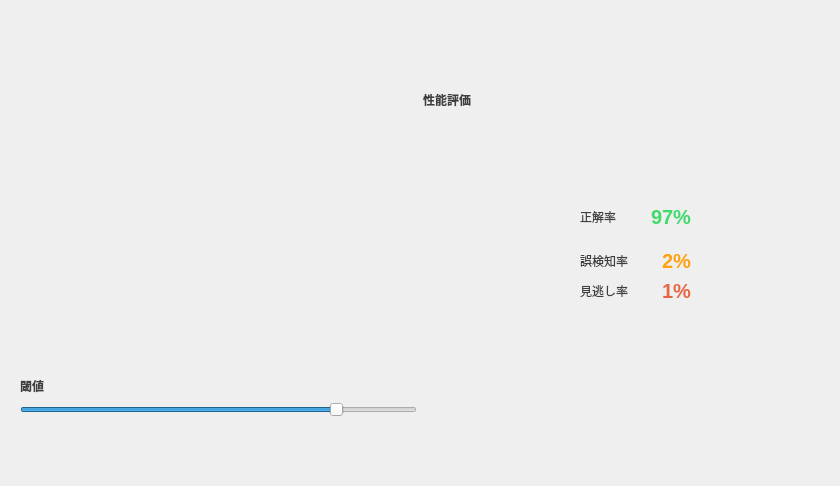
Above: src/main/python/view/ui/test.ui from RUTILEA/SDTest before the change. Below: the same form after it.
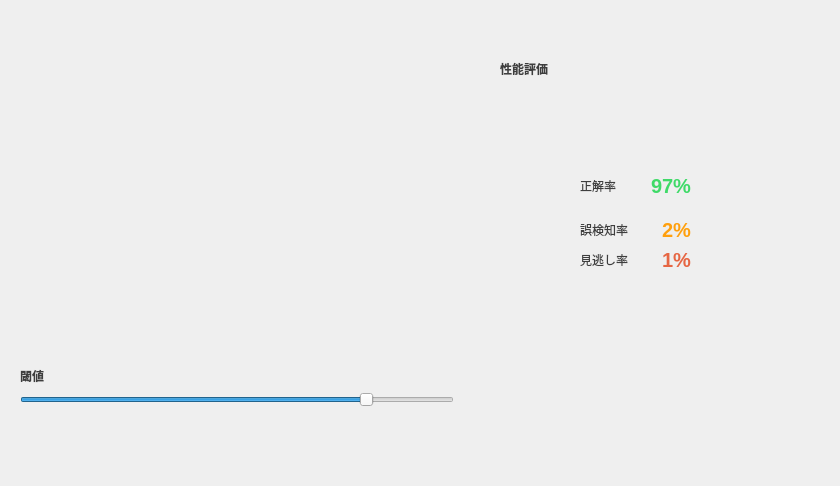
That is the form after the change. Icons and pictures are not drawn.

What changed in the file:
```diff
--- a/src/main/python/view/ui/test.ui
+++ b/src/main/python/view/ui/test.ui
@@ -47,6 +47,9 @@
            <property name="orientation">
             <enum>Qt::Vertical</enum>
            </property>
+           <property name="sizeType">
+            <enum>QSizePolicy::Fixed</enum>
+           </property>
            <property name="sizeHint" stdset="0">
             <size>
              <width>20</width>
@@ -196,6 +199,22 @@
          </item>
         </layout>
        </item>
+       <item>
+        <spacer name="performance_chart_area_left_spacer">
+         <property name="orientation">
+          <enum>Qt::Horizontal</enum>
+         </property>
+         <property name="sizeType">
+          <enum>QSizePolicy::Fixed</enum>
+         </property>
+         <property name="sizeHint" stdset="0">
+          <size>
+           <width>40</width>
+           <height>20</height>
+          </size>
+         </property>
+        </spacer>
+       </item>
        <item>
         <layout class="QVBoxLayout" name="performance_area">
          <item>
@@ -203,6 +222,9 @@
            <property name="orientation">
             <enum>Qt::Vertical</enum>
            </property>
+           <property name="sizeType">
+            <enum>QSizePolicy::Fixed</enum>
+           </property>
            <property name="sizeHint" stdset="0">
             <size>
              <width>20</width>
@@ -229,19 +251,6 @@
          </item>
          <item>
           <layout class="QHBoxLayout" name="performance_chart_area">
-           <item>
-            <spacer name="performance_chart_area_left_spacer">
-             <property name="orientation">
-              <enum>Qt::Horizontal</enum>
-             </property>
-             <property name="sizeHint" stdset="0">
-              <size>
-               <width>40</width>
-               <height>20</height>
-              </size>
-             </property>
-            </spacer>
-           </item>
            <item>
             <widget class="QWidget" name="performance_chart_background" native="true">
              <property name="minimumSize">
```
